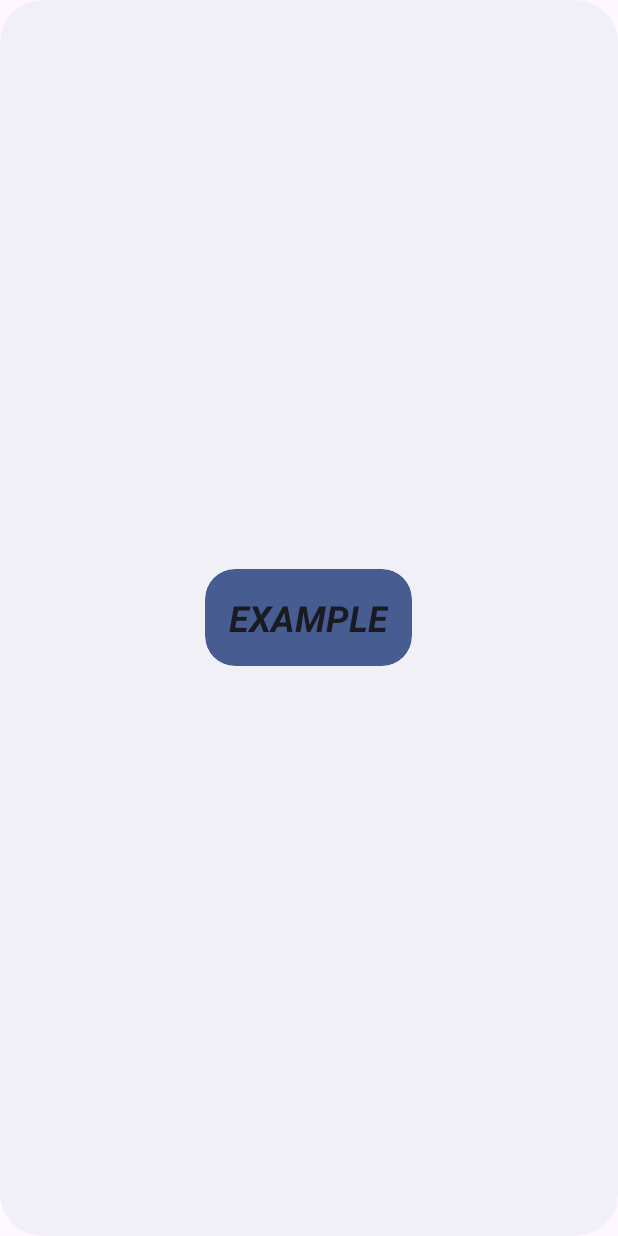
After one commit to VoroninIlya/HoursCalcualtor, an Android app: the layout day_widget.xml on its own in the app's theme, with its tools: preview values and no code run, on a phone screen of 412 x 824 dp. The commit adds this screen. Run offline under Robolectric (Android 15) with nearby library versions, the light colour scheme and no system bars.

Commit message:
added example widget

```diff
--- /dev/null
+++ b/app/src/main/res/drawable-v21/app_widget_background.xml
@@ -0,0 +1,10 @@
+<?xml version="1.0" encoding="utf-8"?><!--
+Background for widgets to make the rounded corners based on the
+appWidgetRadius attribute value
+-->
+<shape xmlns:android="http://schemas.android.com/apk/res/android"
+    android:shape="rectangle">
+
+    <corners android:radius="?attr/appWidgetRadius" />
+    <solid android:color="?android:attr/colorBackground" />
+</shape>
--- /dev/null
+++ b/app/src/main/res/drawable-v21/app_widget_inner_view_background.xml
@@ -0,0 +1,10 @@
+<?xml version="1.0" encoding="utf-8"?><!--
+Background for views inside widgets to make the rounded corners based on the
+appWidgetInnerRadius attribute value
+-->
+<shape xmlns:android="http://schemas.android.com/apk/res/android"
+    android:shape="rectangle">
+
+    <corners android:radius="?attr/appWidgetInnerRadius" />
+    <solid android:color="?android:attr/colorAccent" />
+</shape>
--- /dev/null
+++ b/app/src/main/res/layout/day_widget.xml
@@ -0,0 +1,19 @@
+<RelativeLayout xmlns:android="http://schemas.android.com/apk/res/android"
+    style="@style/Widget.HoursCalculator.AppWidget.Container"
+    android:layout_width="match_parent"
+    android:layout_height="match_parent"
+    android:theme="@style/Theme.HoursCalculator.AppWidgetContainer">
+
+    <TextView
+        android:id="@+id/appwidget_text"
+        style="@style/Widget.HoursCalculator.AppWidget.InnerView"
+        android:layout_width="wrap_content"
+        android:layout_height="wrap_content"
+        android:layout_centerHorizontal="true"
+        android:layout_centerVertical="true"
+        android:layout_margin="8dp"
+        android:contentDescription="@string/appwidget_text"
+        android:text="@string/appwidget_text"
+        android:textSize="24sp"
+        android:textStyle="bold|italic" />
+</RelativeLayout>
--- /dev/null
+++ b/app/src/main/res/values-night-v31/themes.xml
@@ -0,0 +1,10 @@
+<?xml version="1.0" encoding="utf-8"?>
+<resources>
+    <!--
+    Having themes.xml for night-v31 because of the priority order of the resource qualifiers.
+    -->
+    <style name="Theme.HoursCalculator.AppWidgetContainerParent" parent="@android:style/Theme.DeviceDefault.DayNight">
+        <item name="appWidgetRadius">@android:dimen/system_app_widget_background_radius</item>
+        <item name="appWidgetInnerRadius">@android:dimen/system_app_widget_inner_radius</item>
+    </style>
+</resources>
--- /dev/null
+++ b/app/src/main/res/values-v21/styles.xml
@@ -0,0 +1,14 @@
+<resources>
+
+    <style name="Widget.HoursCalculator.AppWidget.Container" parent="android:Widget">
+        <item name="android:id">@android:id/background</item>
+        <item name="android:padding">?attr/appWidgetPadding</item>
+        <item name="android:background">@drawable/app_widget_background</item>
+    </style>
+
+    <style name="Widget.HoursCalculator.AppWidget.InnerView" parent="android:Widget">
+        <item name="android:padding">?attr/appWidgetPadding</item>
+        <item name="android:background">@drawable/app_widget_inner_view_background</item>
+        <item name="android:textColor">?android:attr/textColorPrimary</item>
+    </style>
+</resources>
--- /dev/null
+++ b/app/src/main/res/values-v31/styles.xml
@@ -0,0 +1,16 @@
+<resources>
+
+    <style name="Widget.HoursCalculator.AppWidget.Container" parent="android:Widget">
+        <item name="android:id">@android:id/background</item>
+        <item name="android:padding">?attr/appWidgetPadding</item>
+        <item name="android:background">@drawable/app_widget_background</item>
+        <item name="android:clipToOutline">true</item>
+    </style>
+
+    <style name="Widget.HoursCalculator.AppWidget.InnerView" parent="android:Widget">
+        <item name="android:padding">?attr/appWidgetPadding</item>
+        <item name="android:background">@drawable/app_widget_inner_view_background</item>
+        <item name="android:textColor">?android:attr/textColorPrimary</item>
+        <item name="android:clipToOutline">true</item>
+    </style>
+</resources>
--- /dev/null
+++ b/app/src/main/res/values-v31/themes.xml
@@ -0,0 +1,11 @@
+<?xml version="1.0" encoding="utf-8"?>
+<resources>
+    <!--
+    Having themes.xml for v31 variant because @android:dimen/system_app_widget_background_radius
+     and @android:dimen/system_app_widget_internal_padding requires API level 31
+    -->
+    <style name="Theme.HoursCalculator.AppWidgetContainerParent" parent="@android:style/Theme.DeviceDefault.DayNight">
+        <item name="appWidgetRadius">@android:dimen/system_app_widget_background_radius</item>
+        <item name="appWidgetInnerRadius">@android:dimen/system_app_widget_inner_radius</item>
+    </style>
+</resources>
--- a/app/src/main/res/values/colors.xml
+++ b/app/src/main/res/values/colors.xml
@@ -14,5 +14,9 @@
     <color name="black_overlay">#10000000</color>
     <color name="red_db0_overlay">#20D00000</color>
     <color name="red_db1_overlay">#30D00000</color>
+    <color name="light_blue_50">#FFE1F5FE</color>
+    <color name="light_blue_200">#FF81D4FA</color>
+    <color name="light_blue_600">#FF039BE5</color>
+    <color name="light_blue_900">#FF01579B</color>
 
 </resources>
--- a/app/src/main/res/values/strings.xml
+++ b/app/src/main/res/values/strings.xml
@@ -138,5 +138,8 @@ Click one time to apply default values!
 or delete the data. Click on the \"Delete\" button to continue</string>
     <string name="tutorial_overflow_title">Well done!</string>
     <string name="tutorial_overflow_description">You can start this tutorial again by pressing the \"Tutorial\" button in menu</string>
+    <string name="appwidget_text">EXAMPLE</string>
+    <string name="add_widget">Add widget</string>
+    <string name="app_widget_description">This is an app widget description</string>
 
 </resources>
--- a/app/src/main/res/values/styles.xml
+++ b/app/src/main/res/values/styles.xml
@@ -21,4 +21,14 @@
         <item name="android:minHeight">60dp</item>
     </style>
 
+    <style name="Widget.HoursCalculator.AppWidget.Container" parent="android:Widget">
+        <item name="android:id">@android:id/background</item>
+        <item name="android:background">?android:attr/colorBackground</item>
+    </style>
+
+    <style name="Widget.HoursCalculator.AppWidget.InnerView" parent="android:Widget">
+        <item name="android:background">?android:attr/colorBackground</item>
+        <item name="android:textColor">?android:attr/textColorPrimary</item>
+    </style>
+
 </resources>
--- a/app/src/main/res/values/themes.xml
+++ b/app/src/main/res/values/themes.xml
@@ -28,4 +28,19 @@
         <item name="android:tint">?attr/colorOnPrimary</item>
     </style>
 
+    <style name="Theme.HoursCalculator.AppWidgetContainerParent" parent="@android:style/Theme.DeviceDefault">
+        <!-- Radius of the outer bound of widgets to make the rounded corners -->
+        <item name="appWidgetRadius">16dp</item>
+        <!--
+        Radius of the inner view's bound of widgets to make the rounded corners.
+        It needs to be 8dp or less than the value of appWidgetRadius
+        -->
+        <item name="appWidgetInnerRadius">8dp</item>
+    </style>
+
+    <style name="Theme.HoursCalculator.AppWidgetContainer" parent="Theme.HoursCalculator.AppWidgetContainerParent">
+        <!-- Apply padding to avoid the content of the widget colliding with the rounded corners -->
+        <item name="appWidgetPadding">16dp</item>
+    </style>
+
 </resources>
```
Also changed, not shown: app/src/main/AndroidManifest.xml (+17 -6 lines), app/src/main/java/com/svilvo/hourscalculator/DayWidget.java (added, +42 -0 lines), app/src/main/res/values/attrs.xml (+6 -1 lines), app/src/main/res/values/dimens.xml (added, +10 -0 lines), app/src/main/res/xml/day_widget_info.xml (added, +14 -0 lines), app/src/main/res/drawable-nodpi/example_appwidget_preview.png (added).
